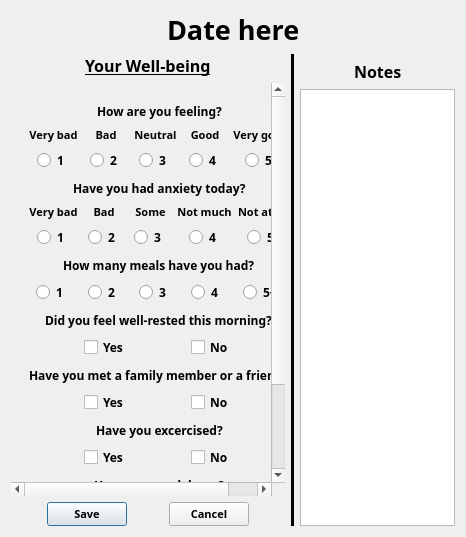
Old version of the form project_root/src/gui/Registration_form_prototype.ui in the repository CopycatPandaExpressChowMein/Agile-Development-Project-2025.
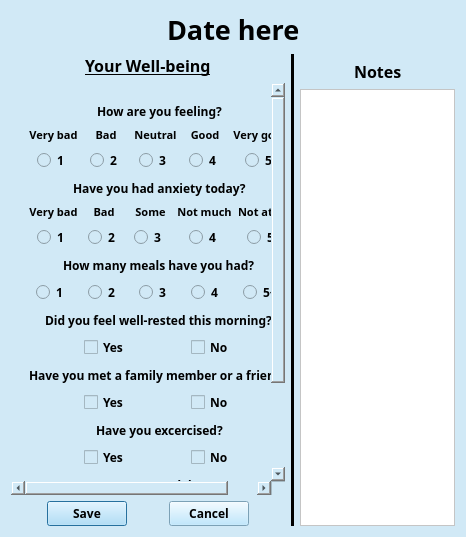
New version of the form.

The edit to the form file:
```diff
--- a/project_root/src/gui/Registration_form_prototype.ui
+++ b/project_root/src/gui/Registration_form_prototype.ui
@@ -18,6 +18,9 @@
   <property name="windowTitle">
    <string>Registration form</string>
   </property>
+  <property name="styleSheet">
+   <string notr="true">background-color:rgb(209,233,246)</string>
+  </property>
   <layout class="QVBoxLayout" name="verticalLayout_14">
    <item>
     <layout class="QHBoxLayout" name="horizontalLayout_16">
@@ -116,6 +119,9 @@
        </item>
        <item>
         <widget class="QScrollArea" name="scrollArea">
+         <property name="styleSheet">
+          <string notr="true">background-color:rgb(209,233,246)</string>
+         </property>
          <property name="frameShape">
           <enum>QFrame::NoFrame</enum>
          </property>
@@ -127,7 +133,7 @@
            <rect>
             <x>0</x>
             <y>0</y>
-            <width>240</width>
+            <width>239</width>
             <height>494</height>
            </rect>
           </property>
@@ -2060,6 +2066,9 @@
                <bold>true</bold>
               </font>
              </property>
+             <property name="styleSheet">
+              <string notr="true">background-color:rgb(174,226,255)</string>
+             </property>
              <property name="text">
               <string>Save</string>
              </property>
@@ -2087,6 +2096,9 @@
                <bold>true</bold>
               </font>
              </property>
+             <property name="styleSheet">
+              <string notr="true">background-color:rgb(174,226,255)</string>
+             </property>
              <property name="text">
               <string>Cancel</string>
              </property>
@@ -2198,6 +2210,9 @@
          </item>
          <item>
           <widget class="QPlainTextEdit" name="registration_form_notepad">
+           <property name="styleSheet">
+            <string notr="true">background-color:rgb(255, 255, 255)</string>
+           </property>
            <property name="plainText">
             <string/>
            </property>
```
